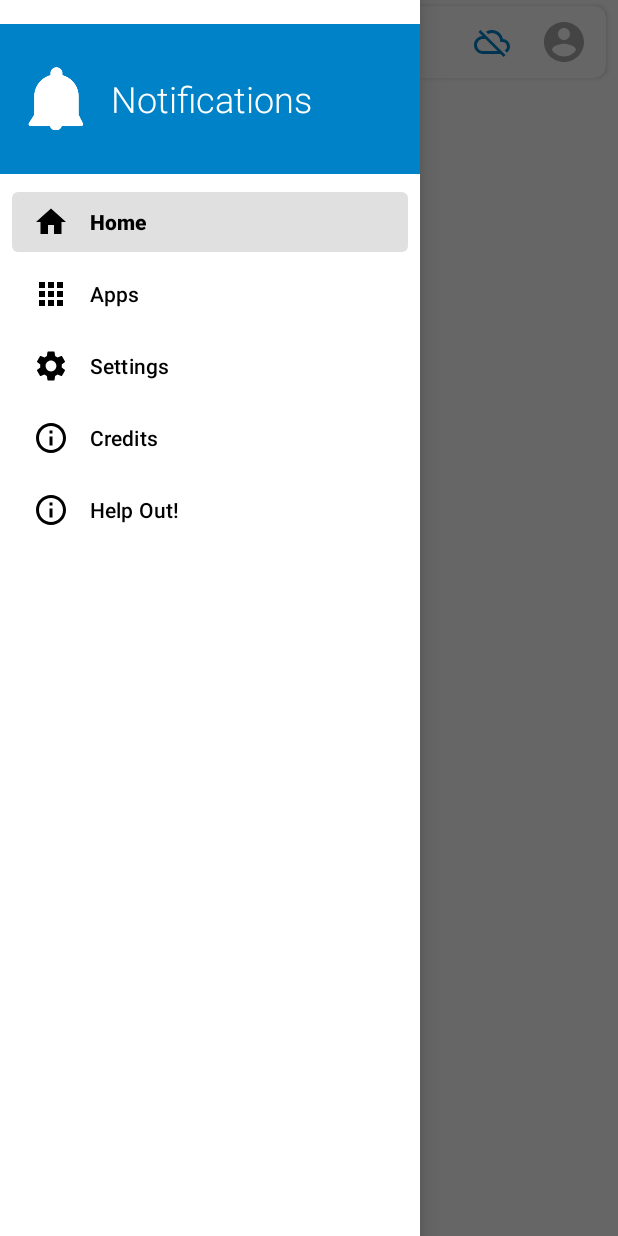
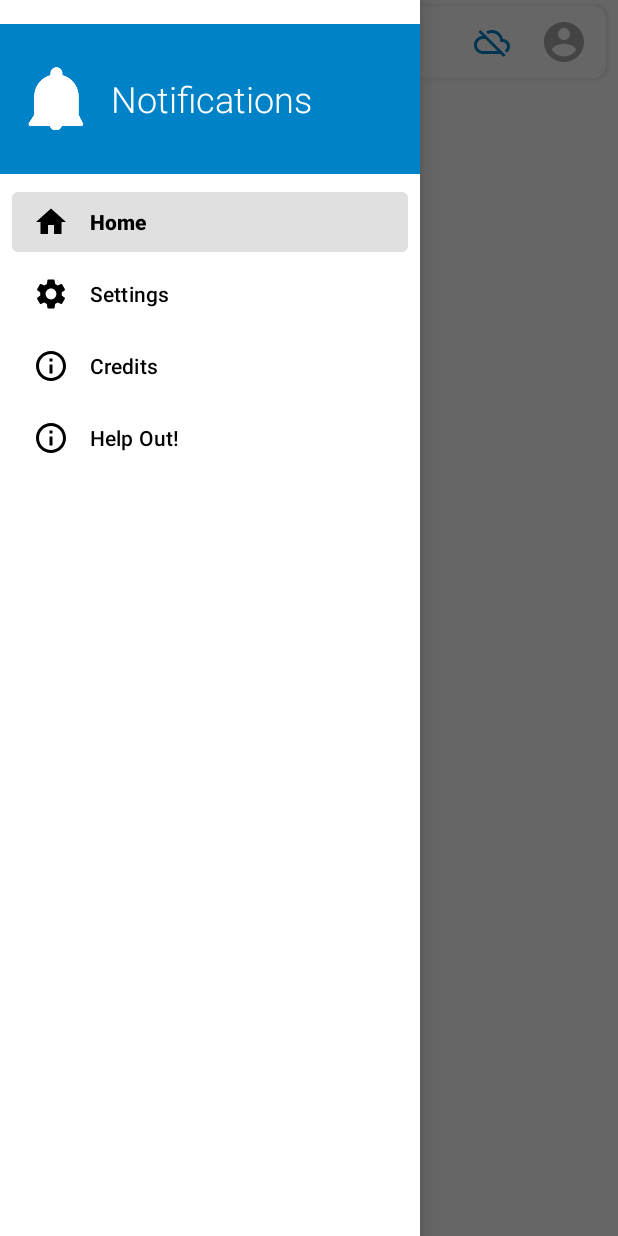
Before and after one commit to 0xf104a/NextcloudServices, an Android app: the screen it shows after launch (MainActivity), with the side drawer open, on a phone screen of 412 x 824 dp. Run offline under Robolectric (Android 15) with nearby library versions, the phone set to English and light mode, and no system bars; our stand-ins replace navigation-ui; libraries missing offline, so code that uses them is left out: com.nextcloud.android; pictures from the network do not load; 1 statement that could not run was skipped.

Commit message:
Revert "Merge pull request #26 from newhinton/main"
This reverts commit 6d9b0e0ba4f7db113b7db7dc6c3f0a6a1f4cdd48, reversing
changes made to de1bf2d42b7422b9e4c5b6b335b04c937b3d625f.

```diff
--- a/app/src/main/java/com/polar/nextcloudservices/MainActivity.java
+++ b/app/src/main/java/com/polar/nextcloudservices/MainActivity.java
@@ -38,7 +38,6 @@ import com.nextcloud.android.sso.exceptions.NoCurrentAccountSelectedException;
 import com.nextcloud.android.sso.helper.SingleAccountHelper;
 import com.nextcloud.android.sso.model.SingleSignOnAccount;
 import com.nextcloud.android.sso.ui.UiExceptionManager;
-import com.polar.nextcloudservices.Preferences.AppPreferences;
 import com.polar.nextcloudservices.Preferences.PreferencesUtils;
 import com.polar.nextcloudservices.databinding.ActivityMainBinding;
 import com.polar.nextcloudservices.settings.NotificationServiceConnection;
@@ -64,18 +63,13 @@ public class MainActivity extends AppCompatActivity {
         // Passing each menu ID as a set of Ids because each
         // menu should be considered as top level destinations.
         mAppBarConfiguration = new AppBarConfiguration.Builder(
-                R.id.nav_mainview,
-                R.id.nav_apps,
-                R.id.nav_connection_settings,
-                R.id.nav_credits,
-                R.id.nav_contribute
-        )
+                R.id.nav_mainview, R.id.nav_credits, R.id.nav_connection_settings)
                 .setOpenableLayout(drawer)
                 .build();
         NavController navController = Navigation.findNavController(this, R.id.nav_host_fragment_content_main);
         NavigationUI.setupWithNavController(navigationView, navController);
 
-        AppPreferences.prepareExistingApps(this.getBaseContext());
+
         handleNotificationService();
         setupToolbars();
         // run after short while, so that the service can start up
--- a/app/src/main/java/com/polar/nextcloudservices/Preferences/AppPreferences.java
+++ /dev/null
@@ -1,64 +0,0 @@
-package com.polar.nextcloudservices.Preferences;
-
-import android.content.Context;
-import android.content.SharedPreferences;
-
-import androidx.preference.PreferenceManager;
-
-import org.json.JSONArray;
-import org.json.JSONException;
-import org.json.JSONObject;
-
-import java.util.ArrayList;
-
-public class AppPreferences {
-
-    private static String PREFERENCE_PREFIX = "app_state_";
-    private static String PREFERENCE_LIST = "app_statelist";
-
-    public static boolean isAppEnabled(Context context, String key) {
-        if(!PreferencesUtils.isPreferenceSet(context, PREFERENCE_PREFIX+key)){
-            addApplist(context, key);
-            PreferencesUtils.setBoolPreference(context, PREFERENCE_PREFIX+key, true);
-        }
-        return PreferencesUtils.getBoolPreference(context, PREFERENCE_PREFIX+key, true);
-    }
-
-    public static void setEnabled(Context context, String key, Boolean value) {
-        PreferencesUtils.setBoolPreference(context, PREFERENCE_PREFIX+key, value);
-    }
-
-    public static ArrayList<String> getApplist(Context context){
-        String content = PreferencesUtils.getPreference(context, PREFERENCE_LIST);
-        ArrayList<String> results = new ArrayList();
-        try {
-            JSONArray array = new JSONArray(content);
-            for(int i = 0; i < array.length(); i++) {
-                if(!results.contains(array.getString(i))){
-                    results.add(array.getString(i));
-                }
-            }
-        } catch (JSONException e) {
-            e.printStackTrace();
-        }
-        return results;
-    }
-
-    public static void addApplist(Context context, String value) {
-        JSONArray array = new JSONArray();
-        for (String s: getApplist(context)) {
-            array.put(s);
-        }
-        if(!getApplist(context).contains(value)){
-            array.put(value);
-        }
-        PreferencesUtils.setStringPreference(context, PREFERENCE_LIST, array.toString());
-    }
-
-    public static void prepareExistingApps(Context context) {
-        AppPreferences.addApplist(context, "spreed");
-        AppPreferences.addApplist(context, "dav");
-        AppPreferences.addApplist(context, "updatenotification");
-    }
-
-}
--- a/app/src/main/java/com/polar/nextcloudservices/Preferences/PreferencesUtils.java
+++ b/app/src/main/java/com/polar/nextcloudservices/Preferences/PreferencesUtils.java
@@ -27,11 +27,6 @@ public class PreferencesUtils {
         return sharedPreferences.getBoolean(key, fallback);
     }
 
-    public static boolean isPreferenceSet(Context context, String key) {
-        SharedPreferences sharedPreferences = PreferenceManager.getDefaultSharedPreferences(context);
-        return sharedPreferences.contains(key);
-    }
-
     public static void setSSOPreferences(Context context, @NonNull SingleSignOnAccount account) {
         SharedPreferences sharedPreferences = PreferenceManager.getDefaultSharedPreferences(context);
         SharedPreferences.Editor editor = sharedPreferences.edit();
@@ -44,17 +39,4 @@ public class PreferencesUtils {
         editor.apply();
     }
 
-    public static void setStringPreference(Context context, String key, String value) {
-        SharedPreferences sharedPreferences = PreferenceManager.getDefaultSharedPreferences(context);
-        SharedPreferences.Editor editor = sharedPreferences.edit();
-        editor.putString(key, value);
-        editor.apply();
-    }
-
-    public static void setBoolPreference(Context context, String key, Boolean value) {
-        SharedPreferences sharedPreferences = PreferenceManager.getDefaultSharedPreferences(context);
-        SharedPreferences.Editor editor = sharedPreferences.edit();
-        editor.putBoolean(key, value);
-        editor.apply();
-    }
 }
--- a/app/src/main/res/drawable/ic_apps.xml
+++ /dev/null
@@ -1,5 +0,0 @@
-<vector android:height="24dp" android:tint="#FFFFFF"
-    android:viewportHeight="24" android:viewportWidth="24"
-    android:width="24dp" xmlns:android="http://schemas.android.com/apk/res/android">
-    <path android:fillColor="@android:color/white" android:pathData="M4,8h4L8,4L4,4v4zM10,20h4v-4h-4v4zM4,20h4v-4L4,16v4zM4,14h4v-4L4,10v4zM10,14h4v-4h-4v4zM16,4v4h4L20,4h-4zM10,8h4L14,4h-4v4zM16,14h4v-4h-4v4zM16,20h4v-4h-4v4z"/>
-</vector>
--- a/app/src/main/res/menu/activity_main_drawer.xml
+++ b/app/src/main/res/menu/activity_main_drawer.xml
@@ -8,10 +8,6 @@
             android:id="@+id/nav_mainview"
             android:icon="@drawable/ic_home"
             android:title="@string/menu_home" />
-        <item
-            android:id="@+id/nav_apps"
-            android:icon="@drawable/ic_apps"
-            android:title="@string/menu_apps" />
         <item
             android:id="@+id/nav_connection_settings"
             android:icon="@drawable/ic_settings"
--- a/app/src/main/res/navigation/mobile_navigation.xml
+++ b/app/src/main/res/navigation/mobile_navigation.xml
@@ -10,12 +10,6 @@
         android:name="com.polar.nextcloudservices.ui.home.HomeFragment"
         android:label="@string/menu_home"
         tools:layout="@layout/fragment_home" />
-
-    <fragment
-        android:id="@+id/nav_apps"
-        android:name="com.polar.nextcloudservices.ui.apps.AppFragment"
-        android:label="@string/menu_apps"
-        tools:layout="@layout/fragment_apps" />
 
     <fragment
         android:id="@+id/nav_connection_settings"
```
Also changed, not shown: app/src/main/java/com/polar/nextcloudservices/Adapters/AppListAdapter.java (deleted, +0 -60 lines), app/src/main/java/com/polar/nextcloudservices/NotificationProcessors/BasicNotificationProcessor.java (+8 -22 lines), app/src/main/java/com/polar/nextcloudservices/NotificationService.java (+2 -17 lines), app/src/main/java/com/polar/nextcloudservices/Notifications/NotificationUtils.java (deleted, +0 -16 lines), app/src/main/java/com/polar/nextcloudservices/ui/apps/AppFragment.java (deleted, +0 -57 lines), app/src/main/java/com/polar/nextcloudservices/ui/settings/SettingsViewModel.java (added, +11 -0 lines), app/src/main/res/layout/filter_row_item.xml (deleted, +0 -18 lines), app/src/main/res/layout/fragment_apps.xml (deleted, +0 -43 lines), app/src/main/res/values/strings.xml (+0 -9 lines).
